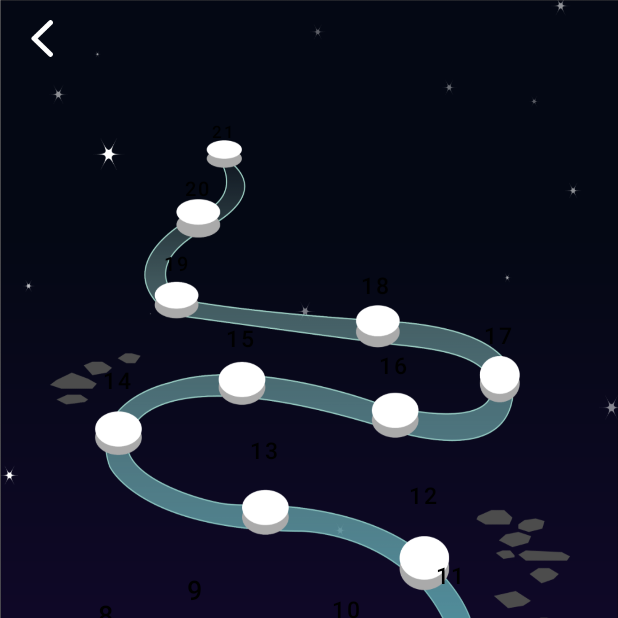
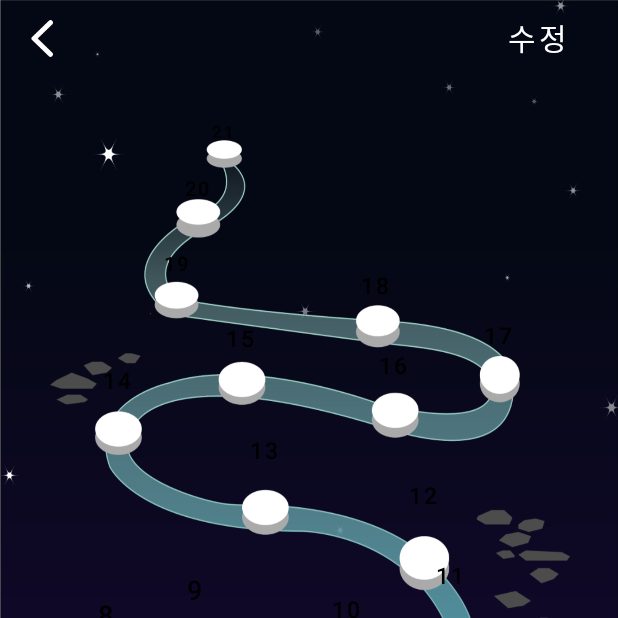
Before and after one commit to bee-p/Plan-et, an Android app: the ChallengeMap screen opened directly, with no data from a screen before it, on a phone screen of 412 x 824 dp, the top half of it. Run offline under Robolectric (Android 15) with nearby library versions, the phone set to English and light mode, and no system bars.

Commit message:
Add: 챌린지 이름 등록 구현(수정필요)

```diff
--- a/app/src/main/java/com/example/plan_et/ChallengeMap.java
+++ b/app/src/main/java/com/example/plan_et/ChallengeMap.java
@@ -4,8 +4,10 @@ import android.content.Intent;
 import android.os.Bundle;
 import android.view.View;
 import android.widget.Button;
+import android.widget.EditText;
 import android.widget.ImageButton;
 import android.widget.ImageView;
+import android.widget.TextView;
 
 import androidx.appcompat.app.AppCompatActivity;
 
@@ -18,20 +20,23 @@ public class ChallengeMap extends AppCompatActivity {
                         R.id.button11, R.id.button12, R.id.button13, R.id.button14, R.id.button15,
                         R.id.button16, R.id.button17, R.id.button18, R.id.button19, R.id.button20, R.id.button21};
 
-
-
     // 캐릭터 이미지
     private ImageView charImage;
     private Intent intent;
+
+    // 챌린지 이름 설정 관련 버튼/텍스트 뷰
+    private Button editBtn;         // 수정/완료 버튼
+    private TextView textView;      // 설정한 챌린지 이름이 보이는 곳
+    private EditText inputName;     // 챌린지 이름을 입력하기 위한 입력칸
 
     @Override
     protected void onCreate(Bundle savedInstanceState) {
         super.onCreate(savedInstanceState);
         setContentView(R.layout.challenge_map);
+
         //challengeMap에서 character홈으로 화면 전환
         ImageButton back_button = (ImageButton) findViewById(R.id.back_button);
         back_button.setOnClickListener(new View.OnClickListener() {
-
             @Override
             public void onClick(View v) {
                 Intent intent = new Intent(getApplicationContext(),Character.class);
@@ -57,7 +62,28 @@ public class ChallengeMap extends AppCompatActivity {
                 // 클릭된 뷰 버튼으로 받기
                 Button clickButton = (Button) v;
 
-                // 클릭된 버튼 찾기
+                // 눌린 버튼이 editBtn이라면
+                if (clickButton == editBtn)
+                {
+                    // 만일 현재 버튼의 이름이 수정이라면
+                    if (editBtn.getText().toString().equals("수정"))
+                    {
+                        editBtn.setText("완료");
+                        textView.setVisibility(View.INVISIBLE);     // 텍스트 뷰 숨기기
+                        inputName.setVisibility(View.VISIBLE);      // 입력창 보이기
+                    }
+                    else if (editBtn.getText().toString().equals("완료"))
+                    {
+                        textView.setText(inputName.getText().toString());
+
+                        editBtn.setText("수정");
+                        inputName.setVisibility(View.INVISIBLE);    // 입력창 숨기기
+                        textView.setVisibility(View.VISIBLE);       // 텍스트 뷰 보이기
+                    }
+                }
+
+
+                // 클릭된 버튼(단계) 찾기
                 for (Button temp : button)
                 {
                     // 클릭된 버튼을 찾으면
@@ -76,6 +102,19 @@ public class ChallengeMap extends AppCompatActivity {
         {
             button[i].setOnClickListener(btnListener);
         }
+
+
+        // 챌린지 이름 설정 관련 위젯 연결
+        editBtn = (Button) findViewById(R.id.textButton);
+        textView = (TextView) findViewById(R.id.nameView);
+        inputName = (EditText) findViewById(R.id.editName);
+
+        // 리스너 연결
+        editBtn.setOnClickListener(btnListener);
+
+        // 각각 보이기/숨기기 처리
+        textView.setVisibility(View.VISIBLE);
+        inputName.setVisibility(View.INVISIBLE);
     }
 
     @Override
--- a/app/src/main/java/com/example/plan_et/challengehome.java
+++ /dev/null
@@ -1,6 +0,0 @@
-package com.example.plan_et;
-
-import androidx.appcompat.app.AppCompatActivity;
-
-public class challengehome extends AppCompatActivity {
-}
--- a/app/src/main/res/layout/challenge_map.xml
+++ b/app/src/main/res/layout/challenge_map.xml
@@ -31,6 +31,46 @@
                 android:scaleType="center"
                 android:contentDescription="@string/temp"
                 android:background="@drawable/back_icon" />
+
+            <FrameLayout
+                android:layout_width="match_parent"
+                android:layout_height="match_parent">
+
+                <EditText
+                    android:id="@+id/editName"
+                    android:layout_width="wrap_content"
+                    android:layout_height="match_parent"
+                    android:layout_weight="1"
+                    android:ems="10"
+                    android:text=" "
+                    android:hint="챌린지 이름을 입력하세요."
+                    android:inputType="textPersonName"
+                    android:textColor="@color/white" />
+
+                <TextView
+                    android:id="@+id/nameView"
+                    android:layout_width="250dp"
+                    android:layout_height="match_parent"
+                    android:layout_gravity="center_vertical"
+                    android:gravity="center"
+                    android:text=" "
+                    android:textColor="@color/white"
+                    android:textSize="20dp" />
+
+                <Button
+                    android:id="@+id/textButton"
+                    android:layout_width="wrap_content"
+                    android:layout_height="wrap_content"
+                    android:layout_gravity="end"
+                    android:layout_marginRight="10dp"
+                    android:background="@android:color/transparent"
+                    android:gravity="center"
+                    android:text="수정"
+                    android:textColor="@color/white"
+                    android:textSize="20dp" />
+
+            </FrameLayout>
+
         </LinearLayout>
 
         <ImageView
```
